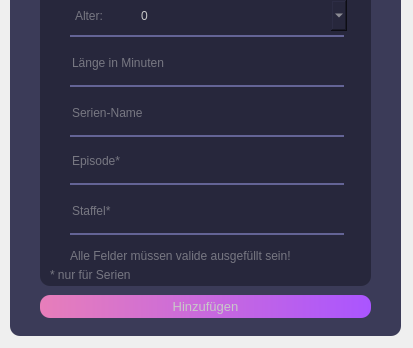
Above: frontend/designer/addFilm.ui from N0Dr4m4L4m4/amd before the change; both pictures show x 0 to 413 and y 305 to 653 of the 413 by 653 pixel window. Below: the same form after it.
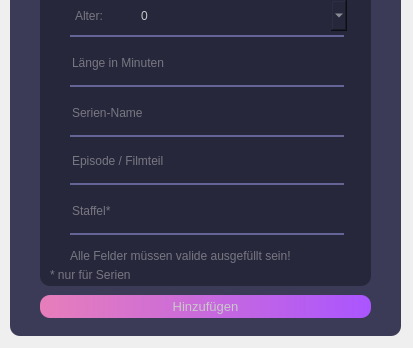
That is the form after the change.

```diff
--- a/frontend/designer/addFilm.ui
+++ b/frontend/designer/addFilm.ui
@@ -381,7 +381,7 @@
       <string/>
      </property>
      <property name="placeholderText">
-      <string>Episode*</string>
+      <string>Episode / Filmteil</string>
      </property>
     </widget>
     <widget class="QFrame" name="frame_10">
```
